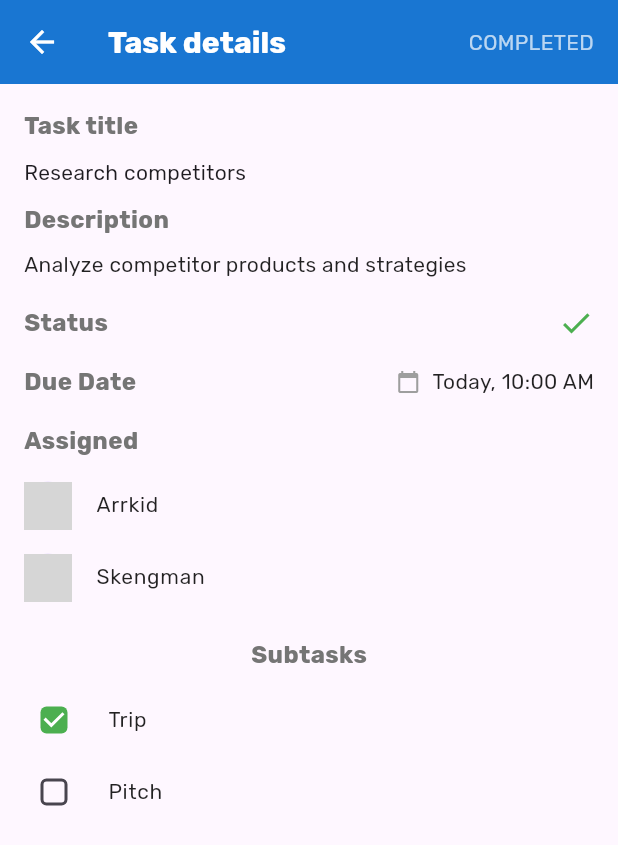
After one commit to eliemugenzi/smart-task, a Flutter app: the HomeScreen screen opened by its route, after a tap on "Research competitors", on a phone screen of 412 x 824 dp. The commit adds this screen. Shown: the top 845 px of the screen. Run offline on Flutter 3.47's test engine with Material 3 defaults, Android fonts, the phone set to English and light mode, and no system bars; our stand-ins replace flutter_riverpod, go_router, shared_preferences; accounts and stored records are empty; network calls fail; grey boxes are pictures that could not be loaded.

Commit message:
Implement task details and its navigation from the home/tasks screen

```diff
--- a/lib/components/task_component.dart
+++ b/lib/components/task_component.dart
@@ -1,7 +1,7 @@
 import 'package:flutter/material.dart';
 import 'package:intl/intl.dart';
+import 'package:smarttask/models/task.dart';
 
-enum TaskStatus { pending, completed }
 
 class Task extends StatelessWidget {
   final String title;
@@ -10,16 +10,18 @@ class Task extends StatelessWidget {
   final TaskStatus status;
   final List<dynamic> assignees;
   final VoidCallback? onStatusChanged; // Callback for status changes
+  final VoidCallback? onTap; // Callback for tapping to view details
 
   const Task({
-    Key? key,
+    super.key,
     required this.title,
     required this.description,
     required this.completionDate,
     required this.status,
     required this.assignees,
     this.onStatusChanged,
-  }) : super(key: key);
+    this.onTap,
+  });
 
   @override
   Widget build(BuildContext context) {
@@ -31,7 +33,9 @@ class Task extends StatelessWidget {
       formattedDate = 'Today, ${DateFormat('hh:mm a').format(completionDate)}';
     }
 
-    return Dismissible(
+    return GestureDetector(
+      onTap: onTap,
+      child: Dismissible(
         key: Key('${title}_${formattedDate}_${status.name}'), // Unique key including status
         direction: DismissDirection.endToStart,
         onDismissed: (direction) {
@@ -42,7 +46,7 @@ class Task extends StatelessWidget {
             SnackBar(content: Text('Task ${status == TaskStatus.completed ? "reopened" : "completed"}')),
           );
         },
-      background: _buildSwipeBackground(context), // Use different backgrounds based on status
+        background: _buildSwipeBackground(context),
         child: Card(
           elevation: 2.0,
           shape: RoundedRectangleBorder(
@@ -132,19 +136,20 @@ class Task extends StatelessWidget {
             ),
           ),
         ),
+      ),
     );
   }
 
   Widget _buildSwipeBackground(BuildContext context) {
-    return status == TaskStatus.pending
+    return status == TaskStatus.pending || status == TaskStatus.inProgress
         ? Container(
-            color: Colors.green, // Green for completing (pending -> completed)
+            color: Colors.green, // Green for completing (pending/inProgress -> completed)
             alignment: Alignment.centerRight,
             padding: EdgeInsets.only(right: 16.0),
             child: Icon(Icons.check, color: Colors.white),
           )
         : Container(
-            color: Colors.red, // Red for re-opening (completed -> pending)
+            color: Colors.red, // Red for re-opening (completed -> pending/inProgress)
             alignment: Alignment.centerRight,
             padding: EdgeInsets.only(right: 16.0),
             child: Icon(Icons.undo, color: Colors.white), // Undo icon for re-opening
--- /dev/null
+++ b/lib/models/task.dart
@@ -0,0 +1,50 @@
+import 'package:json_annotation/json_annotation.dart';
+
+part 'task.g.dart';
+
+enum TaskStatus { pending, inProgress, completed }
+
+class Subtask {
+  final String title;
+  final bool isCompleted;
+
+  Subtask({required this.title, this.isCompleted = false});
+
+  Map<String, dynamic> toJson() => {
+    'title': title,
+    'isCompleted': isCompleted,
+  };
+
+  factory Subtask.fromJson(Map<String, dynamic> json) => Subtask(
+    title: json['title'] as String,
+    isCompleted: json['isCompleted'] as bool,
+  );
+}
+
+@JsonSerializable(explicitToJson: true)
+class TaskData {
+  final String title;
+  final DateTime completionDate;
+  final TaskStatus status;
+  final String description;
+  final List<Map<String, dynamic>> assignees;
+  final List<Subtask>? subtasks;
+
+  TaskData({
+    required this.title,
+    required this.completionDate,
+    required this.status,
+    required this.description,
+    required this.assignees,
+     this.subtasks,
+  });
+
+  factory TaskData.fromJson(Map<String, dynamic> json) => _$TaskDataFromJson(json);
+
+  Map<String, dynamic> toJson() => _$TaskDataToJson(this);
+}
+
+generateJson() {
+  // Run this command in your terminal to generate the JSON serialization code:
+  // flutter pub run build_runner build --delete-conflicting-outputs
+}
--- a/lib/routes.dart
+++ b/lib/routes.dart
@@ -3,6 +3,7 @@ import 'package:flutter/material.dart';
 import 'package:go_router/go_router.dart';
 import 'package:smarttask/screens/home_screen.dart';
 import 'package:smarttask/screens/login_screen.dart';
+import 'package:smarttask/screens/task_details_screen.dart';
 import 'package:smarttask/screens/welcome_screen.dart';
 import 'package:smarttask/utils/constants.dart';
 
@@ -12,5 +13,14 @@ final GoRouter router = GoRouter(
     GoRoute(path: Routes.welcome, pageBuilder: (context, state) =>  MaterialPage(child: WelcomeScreen())),
     GoRoute(path: Routes.login, pageBuilder: (context, state) =>  MaterialPage(child: LoginScreen())),
     GoRoute(path: Routes.home, pageBuilder: (context, state) =>  MaterialPage(child: HomeScreen())),
-  ]
+GoRoute(
+      path: '/task/:taskId',
+      builder: (context, state) {
+        final taskJson = state.extra as Map<String, dynamic>?;
+        if (taskJson == null) {
+          throw Exception('Task data is required');
+        }
+        return TaskDetailsScreen();
+      },
+    ),  ]
 );
--- a/lib/screens/home_screen.dart
+++ b/lib/screens/home_screen.dart
@@ -1,7 +1,9 @@
 import 'package:flutter/material.dart';
+import 'package:go_router/go_router.dart';
 import 'package:intl/intl.dart';
 import 'package:smarttask/components/task_component.dart';
 import 'package:shared_preferences/shared_preferences.dart';
+import 'package:smarttask/models/task.dart';
 
 class HomeScreen extends StatefulWidget {
   const HomeScreen({super.key});
@@ -23,9 +25,19 @@ class _HomeScreenState extends State<HomeScreen> {
         completionDate: DateTime.now().subtract(Duration(minutes: 30)),
         status: TaskStatus.completed,
         assignees: [
-          {'avatar': 'https://i.pravatar.cc/150?u=user7'},
-          {'avatar': 'https://i.pravatar.cc/150?u=user8'},
+          {'avatar': 'https://i.pravatar.cc/150?u=user7', 'name': 'Arrkid'},
+          {'avatar': 'https://i.pravatar.cc/150?u=user8', 'name': 'Skengman'},
         ],
+        subtasks: [
+          Subtask(
+            title: "Trip",
+            isCompleted: true,
+          ),
+          Subtask(
+            title: "Pitch",
+            isCompleted: false,
+          ),
+        ]
       ),
       TaskData(
         title: 'Sitemap & User Flow',
@@ -33,8 +45,8 @@ class _HomeScreenState extends State<HomeScreen> {
         completionDate: DateTime.now().subtract(Duration(minutes: 10)),
         status: TaskStatus.pending,
         assignees: [
-          {'avatar': 'https://i.pravatar.cc/150?u=user9'},
-          {'avatar': 'https://i.pravatar.cc/150?u=user10'},
+          {'avatar': 'https://i.pravatar.cc/150?u=user9', 'name': 'Jenny'},
+          {'avatar': 'https://i.pravatar.cc/150?u=user10', 'name': 'John'},
         ],
       ),
       TaskData(
@@ -43,8 +55,8 @@ class _HomeScreenState extends State<HomeScreen> {
         completionDate: DateTime.now().add(Duration(hours: 1, minutes: 10)),
         status: TaskStatus.pending,
         assignees: [
-          {'avatar': 'https://i.pravatar.cc/150?u=user11'},
-          {'avatar': 'https://i.pravatar.cc/150?u=user12'},
+          {'avatar': 'https://i.pravatar.cc/150?u=user11', 'name': 'Jane'},
+          {'avatar': 'https://i.pravatar.cc/150?u=user12', 'name': 'Doe'},
         ],
       ),
       TaskData(
@@ -53,8 +65,8 @@ class _HomeScreenState extends State<HomeScreen> {
         completionDate: DateTime.now().add(Duration(hours: 10, minutes: 50)),
         status: TaskStatus.pending,
         assignees: [
-          {'avatar': 'https://i.pravatar.cc/150?u=user13'},
-          {'avatar': 'https://i.pravatar.cc/150?u=user14'},
+          {'avatar': 'https://i.pravatar.cc/150?u=user13', 'name': 'Elie'},
+          {'avatar': 'https://i.pravatar.cc/150?u=user14', 'name': 'Doe'},
         ],
       ),
     ];
@@ -72,6 +84,7 @@ class _HomeScreenState extends State<HomeScreen> {
           completionDate: task.completionDate,
           status: statusString == 'completed' ? TaskStatus.completed : TaskStatus.pending,
           assignees: task.assignees,
+          subtasks: task.subtasks,
         );
       }).toList();
     });
@@ -118,8 +131,7 @@ class _HomeScreenState extends State<HomeScreen> {
           ],
         ),
       ),
-      body: SingleChildScrollView(
-        child: Padding(
+      body: Padding(
         padding: const EdgeInsets.all(16.0),
         child: Column(
           crossAxisAlignment: CrossAxisAlignment.start,
@@ -129,13 +141,20 @@ class _HomeScreenState extends State<HomeScreen> {
               style: TextStyle(fontSize: 16.0, color: Colors.grey[600]),
             ),
             SizedBox(height: 16.0),
-              // Your Tasks Section
+            // Your Tasks Section (now in a scrollable ListView)
             Text(
               'Your Tasks',
               style: TextStyle(fontSize: 18.0, fontWeight: FontWeight.bold),
             ),
             SizedBox(height: 16.0),
-              ..._tasks.map((task) => Task(
+            Expanded(
+              child: ListView.builder(
+                shrinkWrap: true, // Prevents infinite height issues
+                physics: AlwaysScrollableScrollPhysics(), // Ensures scrollability even with few items
+                itemCount: _tasks.length,
+                itemBuilder: (context, index) {
+                  final task = _tasks[index];
+                  return Task(
                     key: ValueKey('$task.title_${DateFormat('yyyy-MM-dd HH:mm').format(task.completionDate)}_${task.status.name}'),
                     title: task.title,
                     description: task.description,
@@ -143,9 +162,16 @@ class _HomeScreenState extends State<HomeScreen> {
                     status: task.status,
                     assignees: task.assignees,
                     onStatusChanged: () => _toggleTaskStatus(task.title),
-                  )).toList(),
+                    onTap: () => {
+                      // Navigate to task details screen
+                      context.go('/task/${task.title}', extra: task.toJson()),
+                    },
+
+                  );
+                },
+              ),
+            ),
           ],
-          ),
         ),
       ),
       floatingActionButton: FloatingActionButton(
@@ -174,19 +200,3 @@ class _HomeScreenState extends State<HomeScreen> {
     );
   }
 }
-
-class TaskData {
-  final String title;
-  final String description;
-  final DateTime completionDate;
-  final TaskStatus status;
-  final List<dynamic> assignees;
-
-  TaskData({
-    required this.title,
-    required this.description,
-    required this.completionDate,
-    required this.status,
-    required this.assignees,
-  });
-}
--- /dev/null
+++ b/lib/screens/task_details_screen.dart
@@ -0,0 +1,207 @@
+import 'package:flutter/material.dart';
+import 'package:go_router/go_router.dart';
+import 'package:intl/intl.dart';
+import 'package:smarttask/models/task.dart';
+import 'package:smarttask/utils/styles.dart';
+
+class TaskDetailsScreen extends StatelessWidget {
+  const TaskDetailsScreen({super.key});
+
+  @override
+  Widget build(BuildContext context) {
+    final taskJson = GoRouterState.of(context).extra as Map<String, dynamic>?;
+    if (taskJson == null) {
+      throw Exception('Task data is required');
+    }
+    final task = TaskData.fromJson(taskJson);
+
+    return Scaffold(
+      appBar: AppBar(
+        backgroundColor: Colors.blue[700], // Exact blue from the image
+        elevation: 0,
+        leading: BackButton(
+          color: Colors.white,
+          onPressed: () {
+            context.go('/home');
+          },
+        ),
+        title: Text(
+          'Task details',
+          style: TextStyle(
+            color: Colors.white,
+            fontSize: 20.0,
+            fontWeight: FontWeight.bold,
+          ),
+        ),
+        actions: [
+          Padding(
+            padding: const EdgeInsets.only(right: 16.0),
+            child: Text(
+              task.status.name.toUpperCase(),
+              style: TextStyle(color: Colors.white70, fontSize: 14.0),
+            ),
+          ),
+        ],
+      ),
+      body: Container(
+        decoration: BoxDecoration(
+          // color: Colors.grey[50], // Light grey background for the body
+          borderRadius: BorderRadius.vertical(
+            top: Radius.circular(20.0),
+          ), // Rounded top corners
+        ),
+        child: SingleChildScrollView(
+          padding: const EdgeInsets.all(16.0),
+          child: Column(
+            crossAxisAlignment: CrossAxisAlignment.start,
+            children: [
+              Text('Task title', style: CustomStyles.textLabelStyle),
+              const SizedBox(height: 10),
+              Text(task.title),
+              const SizedBox(height: 10),
+              // Description
+              Text(
+                'Description',
+                style: TextStyle(
+                  fontSize: 16.0,
+                  fontWeight: FontWeight.bold,
+                  color: Colors.grey[600],
+                ),
+              ),
+              SizedBox(height: 8.0),
+              Text(
+                task.description,
+                style: TextStyle(
+                  fontSize: 14.0,
+                  color: Colors.black87,
+                  height: 1.5, // Line height for better readability
+                ),
+              ),
+              SizedBox(height: 16.0),
+              Row(
+                mainAxisAlignment: MainAxisAlignment.spaceBetween,
+                children: [
+                  Text('Status', style: CustomStyles.textLabelStyle),
+                  Row(children: [
+                    task.status != TaskStatus.completed
+                        ? Icon(Icons.event_repeat, color: Colors.red)
+                        : Icon(Icons.done, color: Colors.green)
+                  ],)
+                ],
+              ),
+                            SizedBox(height: 16.0),
+
+              // Due Date
+              Row(
+                mainAxisAlignment: MainAxisAlignment.spaceBetween,
+                children: [
+                  Text('Due Date', style: CustomStyles.textLabelStyle),
+                  Row(
+                    children: [
+                      Icon(
+                        Icons.calendar_today,
+                        color: Colors.grey,
+                        size: 16.0,
+                      ),
+                      SizedBox(width: 8.0),
+                      Text(
+                        _formatDueDate(task.completionDate),
+                        style: TextStyle(fontSize: 14.0, color: Colors.black87),
+                      ),
+                    ],
+                  ),
+                ],
+              ),
+              SizedBox(height: 16.0),
+
+              // Assigned
+              Text(
+                'Assigned',
+                style: TextStyle(
+                  fontSize: 16.0,
+                  fontWeight: FontWeight.bold,
+                  color: Colors.grey[600],
+                ),
+              ),
+              SizedBox(height: 8.0),
+              ...task.assignees.map((assignee) {
+                return ListTile(
+                  contentPadding:
+                      EdgeInsets.zero, // Remove default padding for exact match
+                  leading: CircleAvatar(
+                    radius: 16.0,
+                    backgroundImage: NetworkImage(
+                      assignee['avatar'] ??
+                          'https://i.pravatar.cc/150?u=default',
+                    ),
+                  ),
+                  title: Text(
+                    assignee['name'] ?? 'Unknown',
+                    style: TextStyle(fontSize: 14.0, color: Colors.black87),
+                  ),
+                  dense: true, // Compact spacing to match the image
+                );
+              }),
+              SizedBox(height: 16.0),
+
+              task.subtasks != null
+                  ? Column(
+                    children: [
+                      // Subtasks
+                      Text(
+                        'Subtasks',
+                        style: TextStyle(
+                          fontSize: 16.0,
+                          fontWeight: FontWeight.bold,
+                          color: Colors.grey[600],
+                        ),
+                      ),
+                      SizedBox(height: 8.0),
+                      ...task.subtasks!.map((subtask) {
+                        return CheckboxListTile(
+                          contentPadding:
+                              EdgeInsets.zero, // Remove default padding
+                          title: Text(
+                            subtask.title,
+                            style: TextStyle(
+                              fontSize: 14.0,
+                              color: Colors.black87,
+                            ),
+                          ),
+                          value: subtask.isCompleted,
+                          onChanged: (bool? value) {
+                            // Add logic to update subtask status (e.g., state management)
+                          },
+                          controlAffinity: ListTileControlAffinity.leading,
+                          activeColor: Colors.green,
+                          checkColor:
+                              Colors.white, // Match checkbox check color
+                          checkboxShape: RoundedRectangleBorder(
+                            borderRadius: BorderRadius.circular(
+                              4.0,
+                            ), // Rounded checkbox
+                          ),
+                          dense: true, // Compact spacing
+                        );
+                      }),
+                    ],
+                  )
+                  : Container(),
+            ],
+          ),
+        ),
+      ),
+    );
+  }
+
+  String _formatDueDate(DateTime date) {
+    bool isToday =
+        DateTime.now().day == date.day &&
+        DateTime.now().month == date.month &&
+        DateTime.now().year == date.year;
+    if (isToday) {
+      return 'Today, ${DateFormat('hh:mm a').format(date)}';
+    }
+    return DateFormat('yyyy-MM-dd hh:mm a').format(date);
+  }
+}
--- a/lib/utils/constants.dart
+++ b/lib/utils/constants.dart
@@ -6,4 +6,5 @@ class Routes {
   static const String register = '/register';
   static const String profile = '/profile';
   static const String settings = '/settings';
+  static const String taskDetails = '/task/:taskId';
 }
--- a/lib/utils/styles.dart
+++ b/lib/utils/styles.dart
@@ -5,15 +5,23 @@ class CustomStyles {
     padding: const EdgeInsets.symmetric(horizontal: 30, vertical: 10),
     backgroundColor: Colors.white,
     foregroundColor: Colors.blue,
-    shape: RoundedRectangleBorder(
-      borderRadius: BorderRadius.circular(10),
-    ),
+    shape: RoundedRectangleBorder(borderRadius: BorderRadius.circular(10)),
   );
 
   static final inputStyle = InputDecoration(
     hintText: 'Email',
     hintStyle: const TextStyle(color: Colors.white),
-    enabledBorder: const UnderlineInputBorder(borderSide: BorderSide(color: Colors.white)),
-    focusedBorder: const UnderlineInputBorder(borderSide: BorderSide(color: Colors.white)),
+    enabledBorder: const UnderlineInputBorder(
+      borderSide: BorderSide(color: Colors.white),
+    ),
+    focusedBorder: const UnderlineInputBorder(
+      borderSide: BorderSide(color: Colors.white),
+    ),
+  );
+
+  static final textLabelStyle = TextStyle(
+    fontSize: 16.0,
+    fontWeight: FontWeight.bold,
+    color: Colors.grey[600],
   );
 }
--- a/pubspec.yaml
+++ b/pubspec.yaml
@@ -42,6 +42,9 @@ dependencies:
   http: ^1.3.0
   intl: ^0.19.0
   flutter_confetti: ^0.4.0
+  build_runner: ^2.4.15
+  json_serializable: ^6.9.4
+  json_annotation: ^4.9.0
 
 dev_dependencies:
   flutter_test:
```
Also changed, not shown: lib/models/task.g.dart (added), pubspec.lock. Lines whose indentation alone changed are shown as unchanged.
